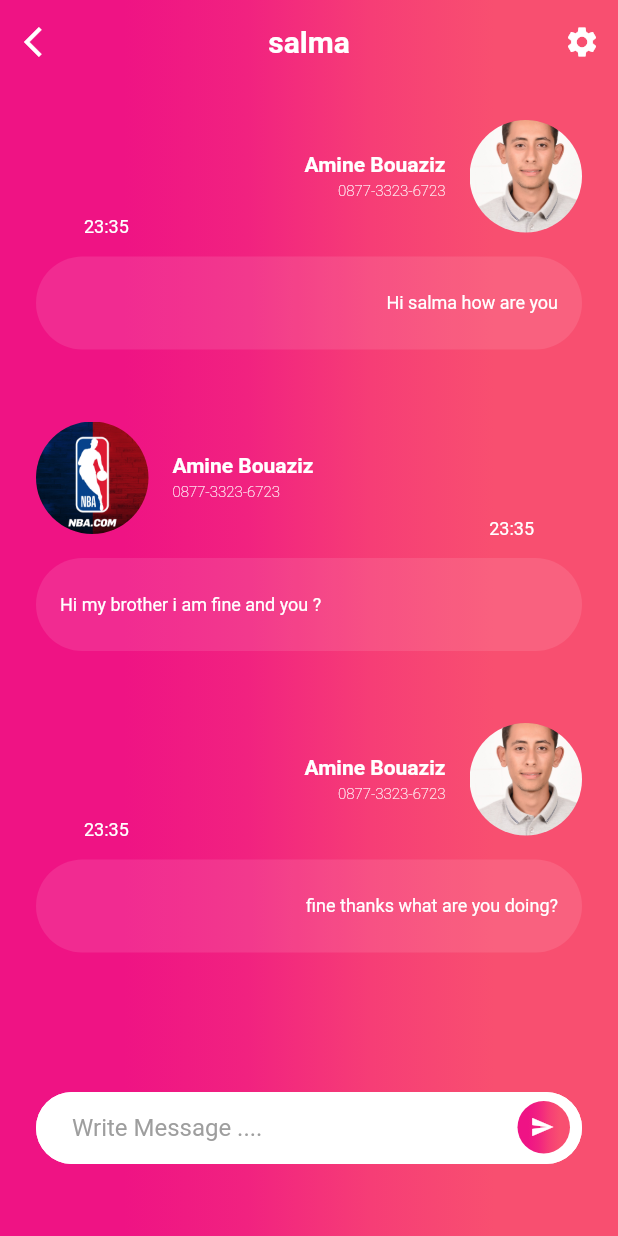
After one commit to bouaziz-mohamed-amine/CHAT_APP, a Flutter app: the Chat2 screen opened directly, on a phone screen of 412 x 824 dp. The commit adds this screen. Run offline on Flutter 3.47's test engine with Material 2 defaults, Android fonts, the phone set to English and light mode, and no system bars.

Commit message:
finish chat2

```diff
--- /dev/null
+++ b/lib/chat_2/chat2.dart
@@ -0,0 +1,311 @@
+import 'package:chat_app/model/conversion.dart';
+import 'package:chat_app/model/message.dart';
+import 'package:flutter/material.dart';
+
+class Chat2 extends StatefulWidget {
+  final Conversion conversation;
+  final String name;
+  Chat2(this.conversation,this.name);
+  @override
+  _Chat2State createState() => _Chat2State();
+}
+
+class _Chat2State extends State<Chat2> {
+  final _key = GlobalKey<FormState>();
+  final TextEditingController _messageController = TextEditingController();
+
+  LinearGradient _gradient = LinearGradient(
+    colors: [
+      Color(0xFFef1385),
+      Color(0xFFf12280),
+      Color(0XFFf63d76),
+      Color(0xFFf84f70)
+    ],
+    stops: [0.2, 0.4, 0.6, 0.8],
+  );
+
+  @override
+  void dispose() {
+    // TODO: implement dispose
+
+    _messageController.dispose();
+  }
+  @override
+  Widget build(BuildContext context) {
+    return Stack(
+      children: [
+        Container(
+          width: double.infinity,
+          height: double.infinity,
+          decoration: BoxDecoration(
+              gradient: LinearGradient(
+                colors: [
+                  Color(0xFFef1384),
+                  Color(0xFFf12280),
+                  Color(0XFFf63d76),
+                  Color(0xFFf84f70)
+                ],
+                stops: [0.2, 0.4, 0.6, 0.8],
+              ),
+          ),
+        ),
+        Scaffold(
+          backgroundColor: Colors.transparent,
+          appBar: AppBar(
+            backgroundColor: Colors.transparent,
+            elevation: 0,
+            leading: IconButton(icon: Icon(Icons.arrow_back_ios), onPressed: (){}),
+            actions: [IconButton(icon: Icon(Icons.settings), onPressed: (){})],
+            title: Text(
+              widget.conversation.users[1].name,
+              style: TextStyle(
+                fontWeight: FontWeight.bold,
+              ),
+            ),
+            centerTitle: true,
+
+          ),
+          body: _contentBody(),
+        ),
+      ],
+    );
+  }
+
+ Widget _contentBody() {
+    return Container(
+      color: Colors.transparent,
+      width: double.infinity,
+      height: double.infinity,
+      child: Column(
+        children: [
+        Flexible(
+          child: ListView.builder(
+          itemCount: widget.conversation.messages.length,
+          itemBuilder: (BuildContext context, int position) {
+            if (widget.conversation.messages[position].sender.name == widget.name) {
+              return _rightMessage(widget.conversation.messages[position]);
+            } else
+              return _leftMessage(widget.conversation.messages[position]);
+          }
+          ),
+        ),
+          _sendMessageForm(context),
+
+        ],
+      ),
+    );
+ }
+
+  Widget _rightMessage(Message message) {
+    return Padding(
+      padding: const EdgeInsets.all(24),
+      child: Column(
+        crossAxisAlignment: CrossAxisAlignment.start,
+        children: <Widget>[
+          Row(
+            children: <Widget>[
+              Transform.translate(
+                offset: Offset(32, 34),
+                child: Text(
+                  message.dateTime,
+                  style: TextStyle(color: Colors.white, fontSize: 12),
+                ),
+              ),
+              Spacer(
+                flex: 1,
+              ),
+              Column(
+                crossAxisAlignment: CrossAxisAlignment.end,
+                children: <Widget>[
+                  Text(
+                    message.sender.name,
+                    style: TextStyle(
+                        color: Colors.white, fontWeight: FontWeight.bold),
+                  ),
+                  SizedBox(
+                    height: 4,
+                  ),
+                  Text(
+                    message.sender.phone,
+                    style: TextStyle(
+                      color: Colors.white,
+                      fontSize: 10,
+                      fontWeight: FontWeight.w100,
+                    ),
+                  ),
+                ],
+              ),
+              SizedBox(
+                width: 16,
+              ),
+              Container(
+                width: 75,
+                height: 75,
+                decoration: BoxDecoration(
+                  image: DecorationImage(
+                    fit: BoxFit.cover,
+                      image: ExactAssetImage(message.sender.avatar)),
+                  shape: BoxShape.circle,
+                ),
+              ),
+            ],
+          ),
+          SizedBox(
+            height: 16,
+          ),
+          Container(
+            width: double.infinity,
+            padding: EdgeInsets.symmetric(vertical: 24, horizontal: 16),
+            decoration: BoxDecoration(
+                borderRadius: BorderRadius.all(Radius.circular(50)),
+                color: Colors.white.withOpacity(0.1)),
+            child: Text(
+              message.body,
+              textAlign: TextAlign.end,
+              style: TextStyle(color: Colors.white, fontSize: 12),
+            ),
+          ),
+        ],
+      ),
+    );;
+  }
+  Widget _leftMessage(Message message){
+    return Padding(
+      padding: const EdgeInsets.all(24),
+      child: Column(
+        crossAxisAlignment: CrossAxisAlignment.start,
+        children: <Widget>[
+          Row(
+            children: <Widget>[
+              Container(
+                width: 75,
+                height: 75,
+                decoration: BoxDecoration(
+                  image: DecorationImage(
+                    fit: BoxFit.cover,
+                      image: ExactAssetImage(message.sender.avatar)),
+                  shape: BoxShape.circle,
+                ),
+              ),
+              SizedBox(
+                width: 16,
+              ),
+              Column(
+                crossAxisAlignment: CrossAxisAlignment.start,
+                children: <Widget>[
+                  Text(
+                    message.receiver.name,
+                    style: TextStyle(
+                        color: Colors.white, fontWeight: FontWeight.bold),
+                  ),
+                  SizedBox(
+                    height: 4,
+                  ),
+                  Text(
+                    message.receiver.phone,
+                    style: TextStyle(
+                      color: Colors.white,
+                      fontSize: 10,
+                      fontWeight: FontWeight.w100,
+                    ),
+                  ),
+                ],
+              ),
+              Spacer(
+                flex: 1,
+              ),
+              Transform.translate(
+                offset: Offset(-32, 34),
+                child: Text(
+                  message.dateTime,
+                  style: TextStyle(color: Colors.white, fontSize: 12),
+                ),
+              ),
+            ],
+          ),
+          SizedBox(
+            height: 16,
+          ),
+          Container(
+            width: double.infinity,
+            padding: EdgeInsets.symmetric(vertical: 24, horizontal: 16),
+            decoration: BoxDecoration(
+                borderRadius: BorderRadius.all(Radius.circular(50)),
+                color: Colors.white.withOpacity(0.1)),
+            child: Text(
+              message.body,
+              style: TextStyle(color: Colors.white, fontSize: 12),
+            ),
+          ),
+        ],
+      ),
+    );
+  }
+  Widget _sendMessageForm(BuildContext context) {
+    return Container(
+      padding: EdgeInsets.symmetric(vertical: 48, horizontal: 24),
+      child: Form(
+        key: _key,
+        child: Stack(
+          children: <Widget>[
+            TextFormField(
+              controller: _messageController,
+              decoration: InputDecoration(
+                contentPadding: EdgeInsets.only(left: 24, right: 24),
+                hintText: 'Write Message ....',
+                hintStyle: TextStyle(
+                  color: Colors.grey,
+                ),
+                enabledBorder: OutlineInputBorder(
+                    borderRadius: BorderRadius.all(Radius.circular(50)),
+                    borderSide: BorderSide(
+                      color: Colors.white,
+                    )),
+                focusedBorder: OutlineInputBorder(
+                    borderRadius: BorderRadius.all(Radius.circular(50)),
+                    borderSide: BorderSide(
+                      color: Colors.white,
+                    )),
+                border: OutlineInputBorder(
+                  borderRadius: BorderRadius.all(Radius.circular(50)),
+                  borderSide: BorderSide(
+                    color: Colors.white,
+                  ),
+                ),
+                focusColor: Colors.white,
+                fillColor: Colors.white,
+                filled: true,
+                labelStyle: TextStyle(color: Colors.white),
+              ),
+            ),
+            Align(
+              alignment: Alignment.centerRight,
+              child: InkWell(
+                onTap: () {},
+                child: Transform.translate(
+                  offset: Offset(-8, 6),
+                  child: Container(
+                    width: 35,
+                    height: 35,
+                    decoration: BoxDecoration(
+                      gradient: _gradient,
+                      shape: BoxShape.circle,
+                    ),
+                    child: Transform.translate(
+                      offset: Offset(-1, 0),
+                      child: Icon(
+                        Icons.send,
+                        size: 16,
+                        color: Colors.white,
+                      ),
+                    ),
+                  ),
+                ),
+              ),
+            ),
+          ],
+        ),
+      ),
+    );
+  }
+}
--- a/lib/main.dart
+++ b/lib/main.dart
@@ -1,6 +1,10 @@
+import 'package:chat_app/model/messageprovider.dart';
 import 'package:flutter/material.dart';
 
 import 'chat_1/homepage.dart';
+import 'chat_2/chat2.dart';
+
+
 
 void main() {
   runApp(MyApp());
@@ -19,7 +23,12 @@ class MyApp extends StatelessWidget {
 
         visualDensity: VisualDensity.adaptivePlatformDensity,
       ),
-      home: MyHomePage(),
+      home: PageView(
+        children: [
+          MyHomePage(),
+          Chat2(MessageProvider.getConversation(),'Amine Bouaziz'),
+        ],
+      ),
     );
   }
 }
--- a/lib/model/messageprovider.dart
+++ b/lib/model/messageprovider.dart
@@ -7,12 +7,12 @@ class MessageProvider {
 
   static Conversion getConversation(){
     User user1 = User(
-        name: 'Ahmad Alsodani',
-        avatar: 'assets/shared/ahmad.png',
+        name: 'Amine Bouaziz',
+        avatar: 'assets/shared/amine.jpg',
         phone: '0877-3323-6723');
     User user2 = User(
-        name: 'Elise Remmi',
-        avatar: 'assets/shared/ahmad.png',
+        name: 'salma',
+        avatar: 'assets/shared/nba.jpg',
         phone: '0877-3323-6723');
     return Conversion(users: [
       user1,
@@ -22,37 +22,37 @@ class MessageProvider {
         sender: user1,
         receiver: user2,
         dateTime: '23:35',
-        body: 'Hi there how are you',
+        body: 'Hi salma how are you',
       ),
       Message(
         sender: user2,
         receiver: user1,
         dateTime: '23:35',
-        body: 'Hi there how are you',
+        body: 'Hi my brother i am fine and you ?',
       ),
       Message(
         sender: user1,
         receiver: user2,
         dateTime: '23:35',
-        body: 'Hi there how are you',
+        body: 'fine thanks what are you doing?',
       ),
       Message(
         sender: user2,
         receiver: user1,
         dateTime: '23:35',
-        body: 'Hi there how are you',
+        body: 'i am doing my home work ',
       ),
       Message(
         sender: user1,
         receiver: user2,
         dateTime: '23:35',
-        body: 'Hi there how are you',
+        body: 'oh oh ',
       ),
       Message(
         sender: user1,
         receiver: user2,
         dateTime: '23:35',
-        body: 'Hi there how are you',
+        body: 'good bye',
       ),
     ]);
   }
@@ -78,8 +78,8 @@ class MessageProvider {
           body: 'Hi there how are you',
         ),
         Message(
-          sender: user1,
-          receiver: user2,
+          sender: user2,
+          receiver: user1,
           dateTime: '23:35',
           body: 'Hi there how are you',
         ),
@@ -90,8 +90,8 @@ class MessageProvider {
           body: 'Hi there how are you',
         ),
         Message(
-          sender: user1,
-          receiver: user2,
+          sender: user2,
+          receiver: user1,
           dateTime: '23:35',
           body: 'Hi there how are you',
         ),
--- a/pubspec.yaml
+++ b/pubspec.yaml
@@ -47,6 +47,7 @@ flutter:
   # To add assets to your application, add an assets section, like this:
   assets:
     - assets/shared/amine.jpg
+    - assets/shared/nba.jpg
   #   - images/a_dot_ham.jpeg
 
   # An image asset can refer to one or more resolution-specific "variants", see
```
Also changed, not shown: assets/shared/nba.jpg (added).
